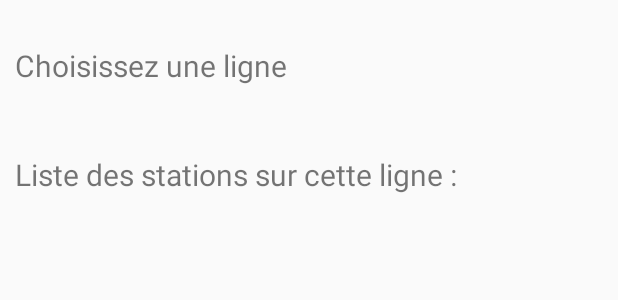
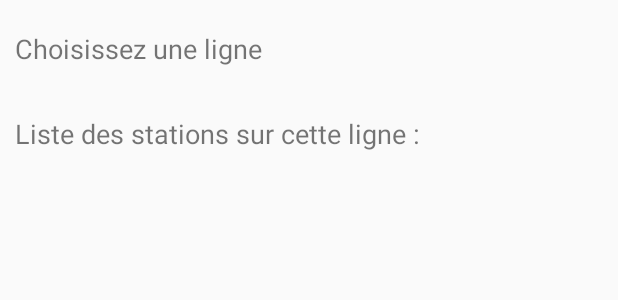
Before and after one commit to PaulineMaitre/AndroidSubline, an Android app: the layout fragment_find_metros.xml on its own in the app's theme, with its tools: preview values and no code run, on a phone screen of 412 x 824 dp. Shown: the top 300 px of the screen. Run offline under Robolectric (Android 15) with nearby library versions, the phone set to English and light mode, and no system bars.

Commit message:
refractor code metros

```diff
--- a/app/src/main/java/com/example/subline/AppelApi.kt
+++ b/app/src/main/java/com/example/subline/AppelApi.kt
@@ -67,7 +67,7 @@
 
             val service = retrofit(BASE_URL_TRANSPORT).create(RatpService::class.java)
             runBlocking {
-                val results = service.getAllMetroLines("metros")
+                val results = service.getLinesByType("metros")
                 Log.d("EPF", "test $results")
                 results.result.metros.map {
                     val name = it.name
--- a/app/src/main/java/com/example/subline/service/RatpService.kt
+++ b/app/src/main/java/com/example/subline/service/RatpService.kt
@@ -6,7 +6,7 @@
 interface RatpService {
     //REQ1 get all metro lines
     @GET("/v4/lines/{type}")
-    suspend fun getAllMetroLines(@Path("type") type: String) : GetMetroLinesResult
+    suspend fun getLinesByType(@Path("type") type: String) : GetMetroLinesResult
 
     //REQ2 get infos for one metro line
     @GET("/v4/lines/{type}/{code}")
--- a/app/src/main/res/layout/fragment_find_metros.xml
+++ b/app/src/main/res/layout/fragment_find_metros.xml
@@ -7,37 +7,38 @@
     android:orientation="vertical">
 
       <TextView
-          android:id="@+id/text_metro"
+          android:id="@+id/FindLineTextView"
           android:layout_width="wrap_content"
           android:layout_height="wrap_content"
           android:text="Choisissez une ligne"
-          android:textSize="20dp"
+          android:textSize="18dp"
           android:layout_marginLeft="10dp"
-          android:layout_marginTop="30dp"/>
+          android:layout_marginTop="20dp"/>
 
       <androidx.recyclerview.widget.RecyclerView
-          android:id="@+id/find_all_metro_rv"
+          android:id="@+id/allMetrosRv"
           android:layout_width="match_parent"
           android:layout_height="wrap_content"
           android:orientation="horizontal"
-          android:layout_marginTop="15dp"
+          android:layout_marginTop="12dp"
           android:layout_marginLeft="5dp"/>
 
       <TextView
-          android:id="@+id/text_metro2"
+          android:id="@+id/listStationsTextView"
           android:layout_width="wrap_content"
           android:layout_height="wrap_content"
           android:text="Liste des stations sur cette ligne :"
-          android:textSize="20dp"
+          android:textSize="18dp"
           android:layout_marginLeft="10dp"
-          android:layout_marginTop="30dp"/>
+          android:layout_marginTop="20dp"/>
+      <!--android:visibility="invisible"-->
 
       <androidx.recyclerview.widget.RecyclerView
-          android:id="@+id/find_all_stations_rv"
+          android:id="@+id/allStationsRv"
           android:layout_width="match_parent"
           android:layout_height="wrap_content"
           android:orientation="vertical"
-          android:layout_marginTop="15dp"
+          android:layout_marginTop="12dp"
           android:layout_marginLeft="5dp"
           android:layout_marginBottom="?attr/actionBarSize"/>
 
--- a/app/src/main/res/values/strings.xml
+++ b/app/src/main/res/values/strings.xml
@@ -6,4 +6,6 @@
 
     <!-- TODO: Remove or change this placeholder text -->
     <string name="hello_blank_fragment">Hello blank fragment</string>
+    <string name = "toastMetroAddToFav">Le métro a bien été ajouté aux favoris</string>
+    <string name = "toastMetroDeleteFromFav">Le métro a bien été supprimé des favoris</string>
 </resources>
```
Also changed, not shown: app/src/main/java/com/example/subline/find/metros/AllMetrosAdapter.kt (+5 -5 lines), app/src/main/java/com/example/subline/find/metros/AllStationsAdapter.kt (+7 -9 lines), app/src/main/java/com/example/subline/find/metros/FindMetros.kt (+20 -7 lines), app/src/main/java/com/example/subline/find/metros/HoraireAdapter.kt (+5 -5 lines), app/src/main/java/com/example/subline/find/metros/HoraireMetro.kt (+14 -18 lines), app/src/main/java/com/example/subline/find/metros/Stations.kt (+6 -6 lines), app/src/main/res/drawable/rera.png (added), app/src/main/res/drawable/rerb.png (added), app/src/main/res/drawable/rerc.png (added), app/src/main/res/drawable/rerd.png (added), app/src/main/res/drawable/rere.png (added).
